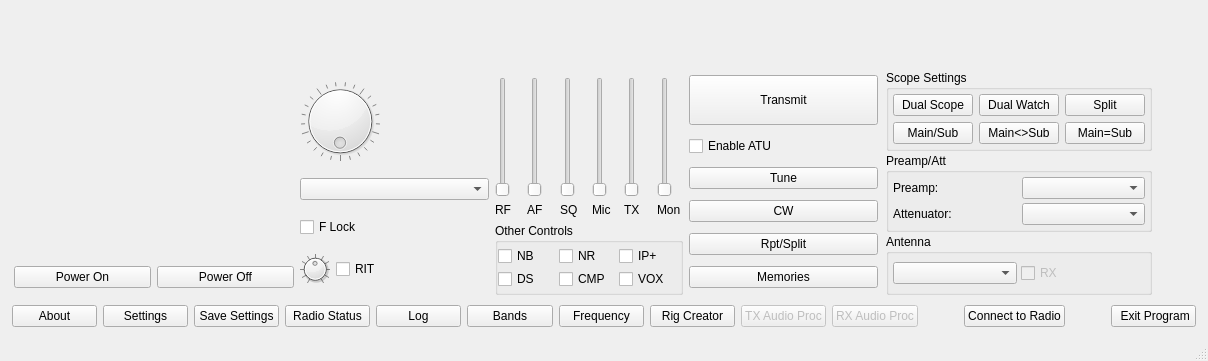
kazushinjo/wfview-mac, file src/wfmain.ui: the form before one commit.
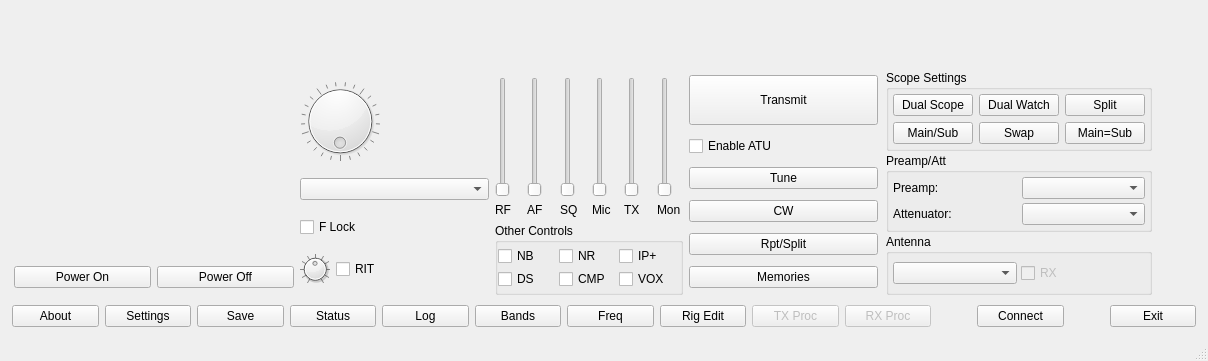
The form after the commit. Custom widgets are drawn as their Qt base class.

Commit message:
iOS: shorten button labels to fit; tighten touch button padding
Long main-window button captions overflowed their buttons on iPad. Shorten
them (Connect to Radio->Connect, Save Settings->Save, Radio Status->Status,
TX/RX Audio Proc->TX/RX Proc, Main<>Sub->Swap, Rig Creator->Rig Edit,
Frequency->Freq, Exit Program->Exit) and reduce the iOS touch-stylesheet
horizontal button padding.

What changed in the file:
```diff
--- a/src/wfmain.ui
+++ b/src/wfmain.ui
@@ -1027,7 +1027,7 @@
                      <enum>Qt::NoFocus</enum>
                     </property>
                     <property name="text">
-                     <string>Main&lt;&gt;Sub</string>
+                     <string>Swap</string>
                     </property>
                    </widget>
                   </item>
@@ -1237,7 +1237,7 @@
           <enum>Qt::NoFocus</enum>
          </property>
          <property name="text">
-          <string>Save Settings</string>
+          <string>Save</string>
          </property>
         </widget>
        </item>
@@ -1247,7 +1247,7 @@
           <enum>Qt::NoFocus</enum>
          </property>
          <property name="text">
-          <string>Radio Status</string>
+          <string>Status</string>
          </property>
         </widget>
        </item>
@@ -1277,7 +1277,7 @@
           <enum>Qt::NoFocus</enum>
          </property>
          <property name="text">
-          <string>Frequency</string>
+          <string>Freq</string>
          </property>
         </widget>
        </item>
@@ -1287,7 +1287,7 @@
           <enum>Qt::NoFocus</enum>
          </property>
          <property name="text">
-          <string>Rig Creator</string>
+          <string>Rig Edit</string>
          </property>
         </widget>
        </item>
@@ -1300,7 +1300,7 @@
           <enum>Qt::NoFocus</enum>
          </property>
          <property name="text">
-          <string>TX Audio Proc</string>
+          <string>TX Proc</string>
          </property>
         </widget>
        </item>
@@ -1313,7 +1313,7 @@
           <enum>Qt::NoFocus</enum>
          </property>
          <property name="text">
-          <string>RX Audio Proc</string>
+          <string>RX Proc</string>
          </property>
         </widget>
        </item>
@@ -1336,7 +1336,7 @@
           <enum>Qt::NoFocus</enum>
          </property>
          <property name="text">
-          <string>Connect to Radio</string>
+          <string>Connect</string>
          </property>
         </widget>
        </item>
@@ -1365,7 +1365,7 @@
           <enum>Qt::NoFocus</enum>
          </property>
          <property name="text">
-          <string> Exit Program</string>
+          <string>Exit</string>
          </property>
         </widget>
        </item>
```
The commit also changes 1 other file.
